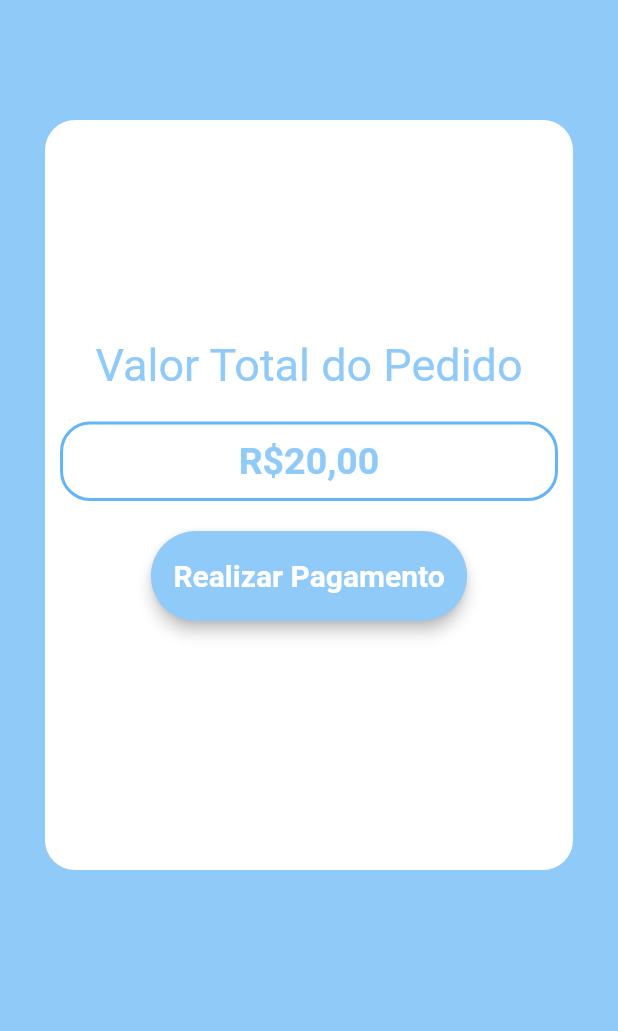
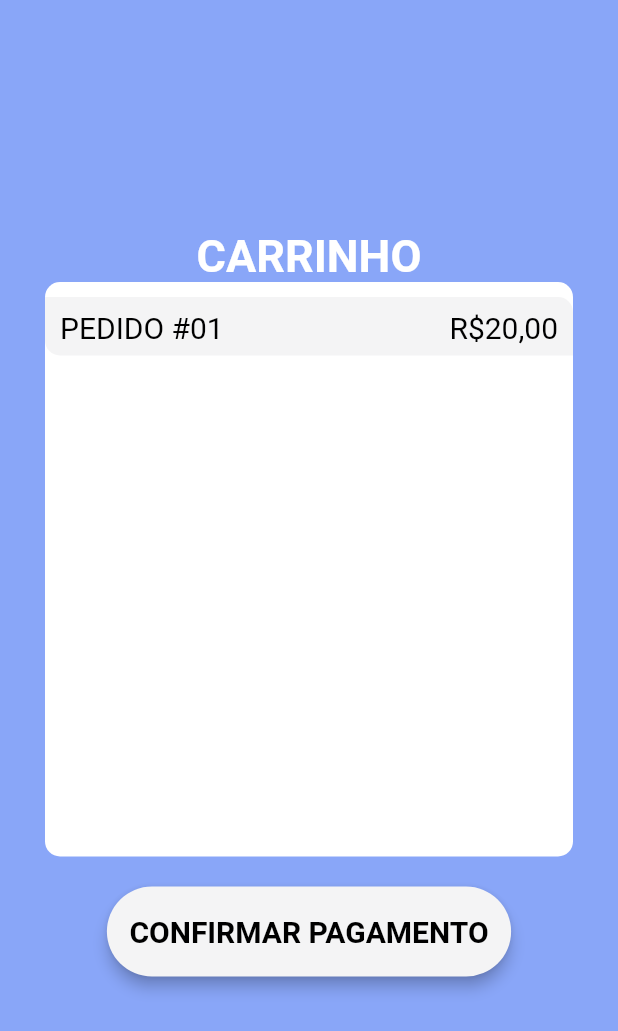
Before and after one commit to HigorSegobia/challenge-app, a Flutter app: the Confirm screen opened directly, on a phone screen of 412 x 824 dp. Shown: the top 1031 px of the screen. Run offline on Flutter 3.47's test engine with Material 2 defaults, Android fonts, the light colour scheme and no system bars.

Commit message:
reform design

```diff
--- a/lib/widgets/confirm.dart
+++ b/lib/widgets/confirm.dart
@@ -13,44 +13,45 @@ class _ConfirmState extends State<Confirm> {
   @override
   Widget build(BuildContext context) {
     return Scaffold(
-      backgroundColor: Colors.blue[200],
+      backgroundColor: Color(0xFF89A6F8),
       body: Padding(
         padding: const EdgeInsets.all(30.0),
-        child: Container(
-          padding: EdgeInsets.all(10.0),
-          height: 500,
-          margin: EdgeInsets.only(top:50.0),
-          decoration:
-            new BoxDecoration(color: Colors.white, borderRadius: BorderRadius.all(Radius.circular(20))),
+
         child: Center(
           child: Column(
             crossAxisAlignment: CrossAxisAlignment.stretch,
             mainAxisAlignment: MainAxisAlignment.center,
             children: <Widget>[
-              Container(
-                alignment: Alignment.topCenter,
-                child: Text('Valor Total do Pedido',
-                style: TextStyle(fontSize: 30, color: Colors.blue[200]),)
+              new Text("CARRINHO",
+            textAlign: TextAlign.center,
+            style: TextStyle(fontFamily: 'Roboto', fontWeight: FontWeight.w700, fontSize: 30, color:Color(0xffffffff),)),
+            new Container(
+              height:383.00,
+              width:310.00,
+              alignment: Alignment.topCenter,
+              decoration:BoxDecoration(
+                color: Color(0xffffffff), borderRadius: BorderRadius.circular(10.00)
               ),
+              child: new Column(
+              children:[
+                new Container(
+              margin: const EdgeInsets.only(top:10.0),
+              padding: EdgeInsets.only(top:8.0, left: 10.0, right: 10.0, bottom: 6.0),
+              height:39.00,
+              width: 370.00,
+              decoration: BoxDecoration(color: Color(0xfff4f4f5), borderRadius: BorderRadius.only(topRight:Radius.circular(10.00), bottomLeft:Radius.circular(10.00),),),
+              child: new Row(
+                mainAxisAlignment: MainAxisAlignment.spaceBetween,
+                children:[
+                  new Text('PEDIDO #01',
+              style: TextStyle(fontSize: 20, color: Color(0xff000000), fontFamily: 'Roboto'),),
 
-              Container(
-                padding: EdgeInsets.all(10.0),
-                margin: EdgeInsets.only(top:20.0),
-                alignment: Alignment.topCenter,
-                decoration: BoxDecoration(
-                  borderRadius: BorderRadius.all(Radius.circular(20)),
-                  border: Border.all(
-                  width: 2,
-                  color: Colors.blue[300],
-
-                )),
-                child: Text('R\$20,00',
-                style: TextStyle(
-                  fontSize: 25, color: Colors.blue[200], fontWeight: FontWeight.bold
-                ),),
-              ),
-
-              Container(
+                  new Text(r'R$20,00',
+              style: TextStyle(fontSize: 20, color: Color(0xff000000), fontFamily: 'Roboto'))
+            ]
+            )),
+              ]),),
+               Container(
                 alignment:Alignment.topCenter,
                 child: ButtonTheme(
                   padding: EdgeInsets.all(15.0),
@@ -65,18 +66,14 @@ class _ConfirmState extends State<Confirm> {
                     elevation: 4.0,
                     shape: new RoundedRectangleBorder(borderRadius: new BorderRadius.circular(30.0)),
                     child: Text(
-                      "Realizar Pagamento",
-                      style: TextStyle(color: Colors.white, fontSize: 20, fontWeight: FontWeight.bold),
+                      "CONFIRMAR PAGAMENTO",
+                      style: TextStyle(color: Color(0xff000000),fontFamily: 'Roboto', fontSize: 20, fontWeight: FontWeight.bold),
                     ),
-                    color:Colors.blue[200],
+                    color:Color(0xfff4f4f5),
             ),),
           ) ,
               )
             ],
-          ),
-        ),
-      ),
-      )
-    );
+          ),),),);
   }
 }
--- a/pubspec.yaml
+++ b/pubspec.yaml
@@ -42,6 +42,12 @@ flutter:
 
   assets:
     - images/carrinho.png
+    - images/back.jpeg
+
+fonts:
+    - family: Roboto
+      fonts:
+          - asset: fonts/Roboto-Medium.ttf
 
 
   # To add assets to your application, add an assets section, like this:
```
Also changed, not shown: lib/widgets/list.dart (+122 -61 lines), lib/widgets/login.dart (+4 -9 lines), images/back.jpeg (added).
